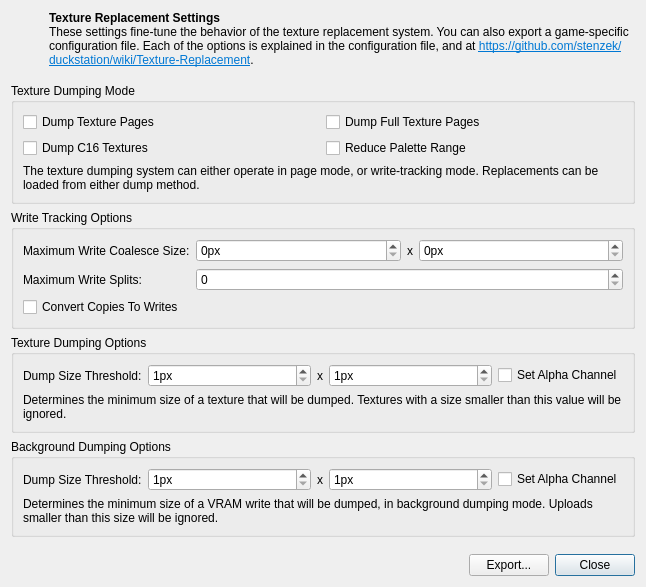
kofxi3584karlayang/duckstation, file src/duckstation-qt/texturereplacementsettingsdialog.ui: the form before one commit.
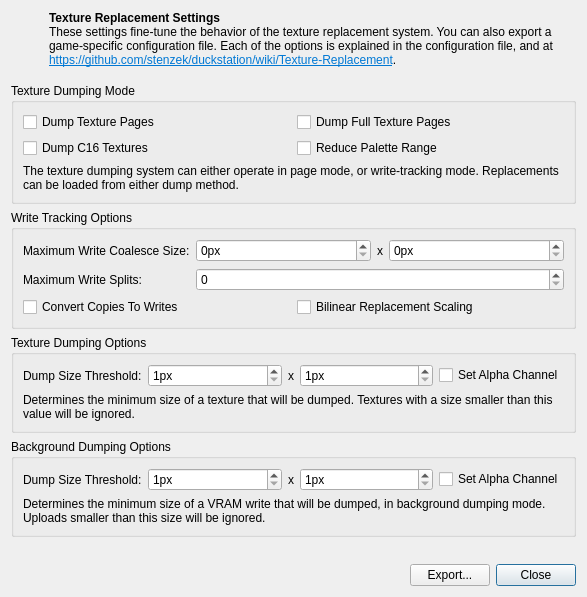
The form after the commit.

Commit message:
GPU/TextureCache: Disable bilinear page upscaling by default
And fix it.

```diff
--- a/src/duckstation-qt/texturereplacementsettingsdialog.ui
+++ b/src/duckstation-qt/texturereplacementsettingsdialog.ui
@@ -6,8 +6,8 @@
    <rect>
     <x>0</x>
     <y>0</y>
-    <width>646</width>
-    <height>587</height>
+    <width>587</width>
+    <height>597</height>
    </rect>
   </property>
   <property name="windowTitle">
@@ -177,11 +177,22 @@
        </widget>
       </item>
       <item row="2" column="0" colspan="2">
+       <layout class="QGridLayout" name="gridLayout_2">
+        <item row="0" column="0">
        <widget class="QCheckBox" name="convertCopiesToWrites">
         <property name="text">
          <string>Convert Copies To Writes</string>
         </property>
        </widget>
+        </item>
+        <item row="0" column="1">
+         <widget class="QCheckBox" name="replacementScaleLinearFilter">
+          <property name="text">
+           <string>Bilinear Replacement Scaling</string>
+          </property>
+         </widget>
+        </item>
+       </layout>
       </item>
      </layout>
     </widget>
```
Left out of the diff: 3 changed lines with no effect on the pictures. Lines whose indentation alone changed are shown as unchanged. The commit also changes 6 other files.
